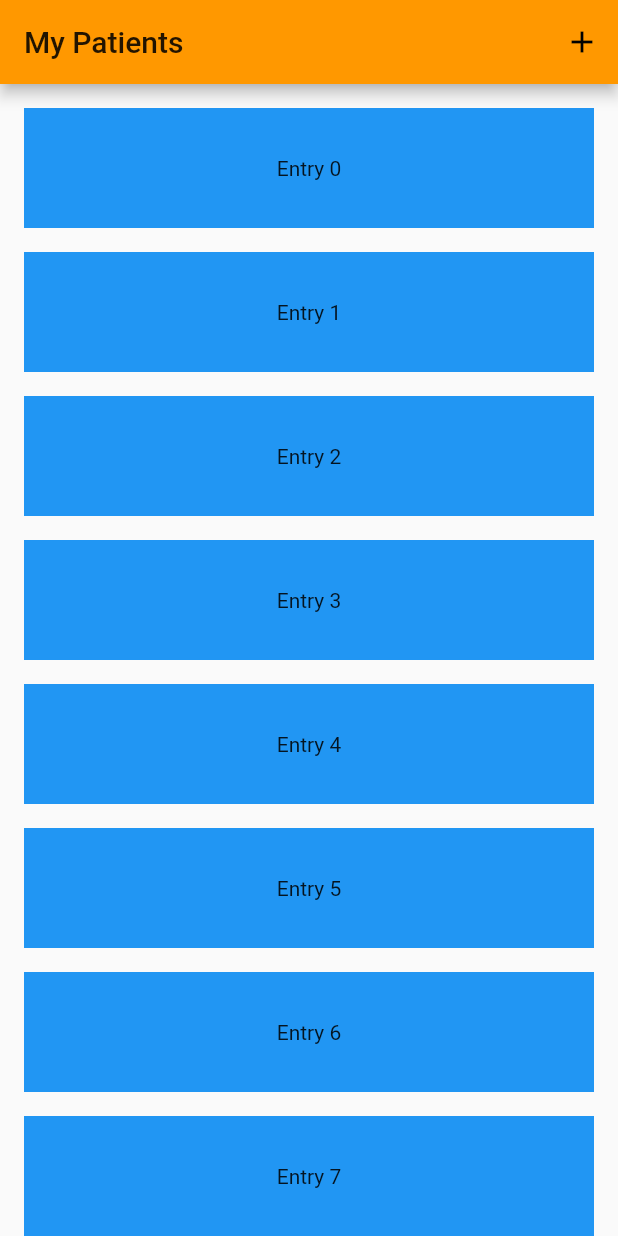
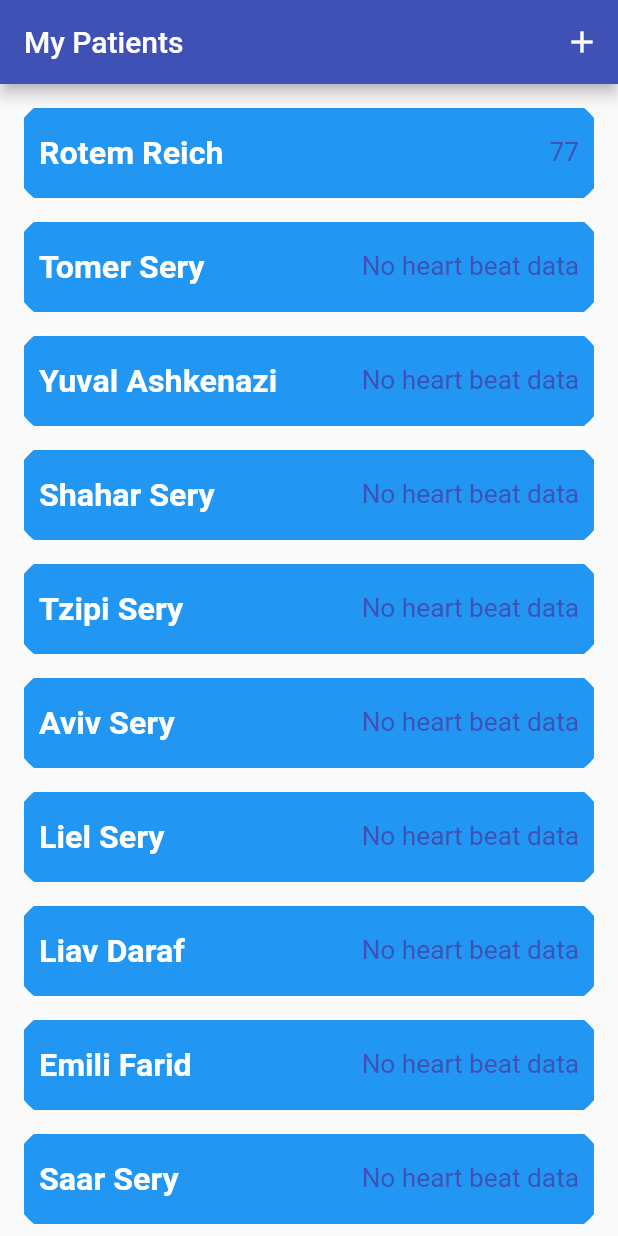
Before and after one commit to seriCodes/imdSoft, a Flutter app: the screen it shows after launch, on a phone screen of 412 x 824 dp. Run offline on Flutter 3.47's test engine with Material 2 defaults, Android fonts, the phone set to English and light mode, and no system bars.

Commit message:
added themes

```diff
--- a/lib/dummy_data.dart
+++ b/lib/dummy_data.dart
@@ -7,7 +7,7 @@ final DUMMY_PATIENTS = [
     id: '1',
     firstName: 'Rotem',
     lastName: "Reich",
-    // hertBeat:77,
+    hertBeat:77,
   ),
   Patient(
     id: '2',
--- a/lib/main.dart
+++ b/lib/main.dart
@@ -11,19 +11,28 @@ class MyApp extends StatelessWidget {
     return MaterialApp(
       title: 'Flutter Demo 22test',
       theme: ThemeData(
-          primarySwatch: Colors.orange,
-          accentColor: Colors.deepOrange,
+        primarySwatch: Colors.indigo,
+        // accentColor: Colors.blueAccent,
+        // cardColor: Color(0xFFFFFFFF),
+        textTheme: TextTheme(
+          bodyText1: TextStyle(
+            fontWeight: FontWeight.w600,
+            color: Color(0xFFFFFFFF),
+            fontSize: 21.5,
+          ),
+          bodyText2: TextStyle(
+            color: Colors.indigo,
+            fontSize: 17.5,
+          ),
+        ),
       ),
       home: HomePage(),
       // appBar: AppBar(title: Text('Flutter Demo Home Page 4561')),
-
 
       // routes: {
       //   ProductDetailScreen.routeName: (ctx) => ProductDetailScreen(),
       //   CartScreen.routeName: (ctx) => CartScreen(),
       //   }),
-
-
     );
     //
   }
--- a/lib/screens/homePage.dart
+++ b/lib/screens/homePage.dart
@@ -4,12 +4,12 @@ import '../dummy_data.dart';
 final List<String> entries = <String>['A', 'B', 'C'];
 final List<int> colorCodes = <int>[600, 500, 100];
 
-
 class HomePage extends StatelessWidget {
   const HomePage() : super();
 
   @override
   Widget build(BuildContext context) {
+    final appTheme = Theme.of(context);
     return Scaffold(
         appBar: AppBar(title: Text('My Patients'), actions: <Widget>[
           IconButton(onPressed: () {}, icon: Icon(Icons.add)),
@@ -18,16 +18,35 @@ class HomePage extends StatelessWidget {
             padding: const EdgeInsets.all(8),
             itemCount: DUMMY_PATIENTS.length,
             itemBuilder: (BuildContext context, int index) {
-    return Container(
-      // padding: const EdgeInsets.all(8),
+              return ClipRRect(
+                borderRadius: BorderRadius.circular(99),
+                child: Container(
+                  padding: EdgeInsets.all(10),
                   margin: EdgeInsets.all(8),
-      height: 80,
+                  height: 60,
                   color: Colors.blue,
-      child: Center(child: Text('Entry ${index}')),
+                  child: Row(children: [
+                    Text(
+                      '${DUMMY_PATIENTS[index].firstName} ${DUMMY_PATIENTS[index].lastName}',
+                      style: appTheme.textTheme.bodyText1,
+                      // Color:Colors.blue,
+                      // Color.fromRGBO(0,0,0,1)
+                    ),
+                    Spacer(),
+                    Text(
+                      '${DUMMY_PATIENTS[index].hertBeat != null ? DUMMY_PATIENTS[index].hertBeat : "No heart beat data"}',
+                      style: appTheme.textTheme.bodyText2,
+                      // TextStyle(
+                      // appTheme.textTheme.bodyText1
+                      // fontWeight: FontWeight.w600,
+                      // color: appTheme.textTheme.bodyText1.color,
+                      // fontSize: 18.5
+                      // ),
+                    ),
+                  ]),
+                ),
               );
-  }
-)
-
+            })
 
         // Column(
         //   children: [
--- /dev/null
+++ b/lib/widgets/patientItem.dart
@@ -0,0 +1,9 @@
+import 'package:flutter/material.dart';
+
+class PatientItem extends StatelessWidget {
+  @override
+  Widget build(BuildContext context) {
+return Container()
+
+ }
+}
```
Lines whose indentation alone changed are shown as unchanged.
